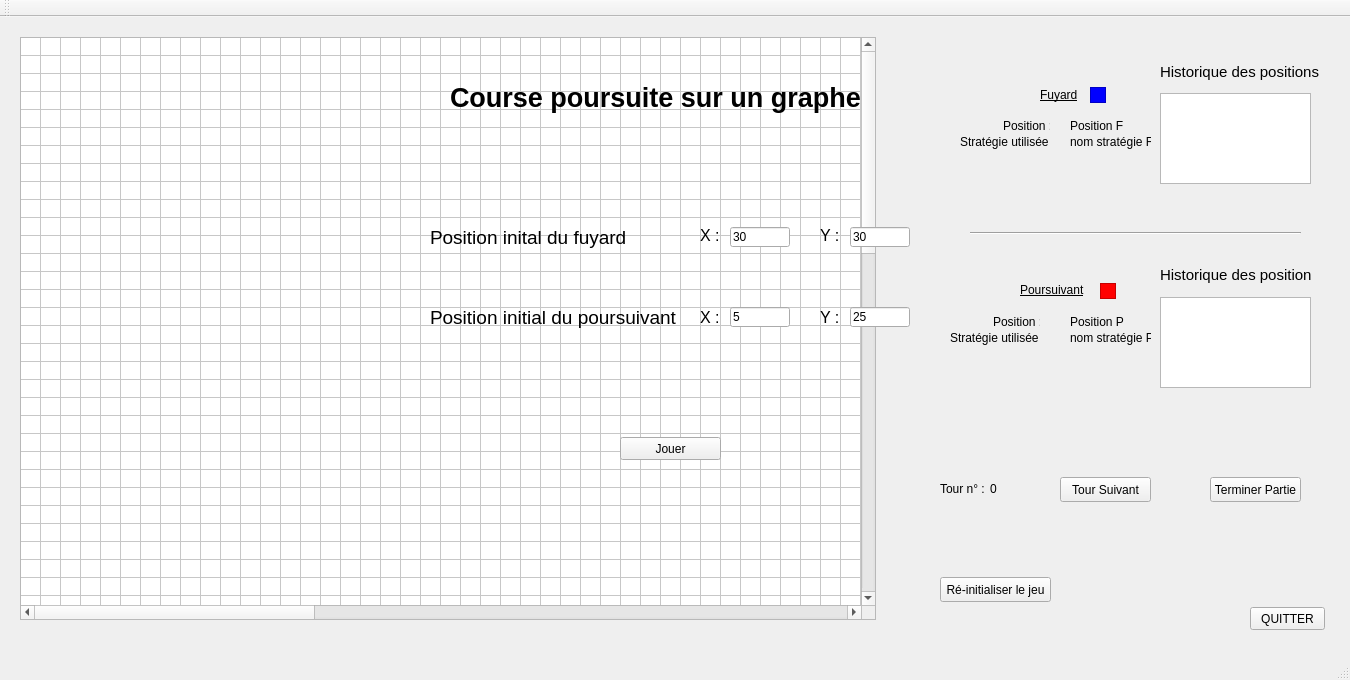
Before: the Qt Designer form mainwindow.ui in L3TZ/CoursePoursuite, drawn with Qt 5.
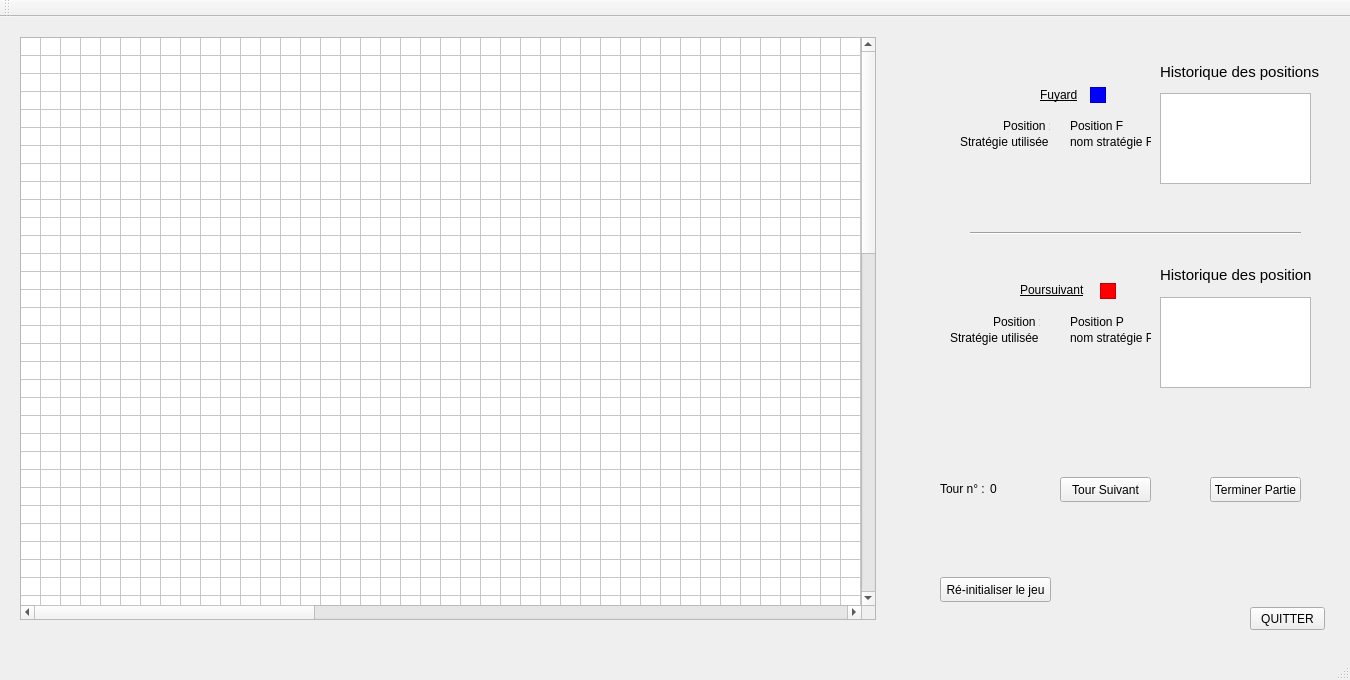
After: the same form once the commit is applied.

Commit message: Modification de l'affichage du menu, utilisation d'une fenetre modale

Patch:
```diff
--- a/mainwindow.ui
+++ b/mainwindow.ui
@@ -611,199 +611,6 @@
      <string>Ré-initialiser le jeu</string>
     </property>
    </widget>
-   <widget class="QLabel" name="coursePoursuite">
-    <property name="geometry">
-     <rect>
-      <x>450</x>
-      <y>20</y>
-      <width>461</width>
-      <height>121</height>
-     </rect>
-    </property>
-    <property name="font">
-     <font>
-      <pointsize>20</pointsize>
-      <weight>75</weight>
-      <bold>true</bold>
-     </font>
-    </property>
-    <property name="text">
-     <string>Course poursuite sur un graphe</string>
-    </property>
-   </widget>
-   <widget class="QPushButton" name="jouer">
-    <property name="geometry">
-     <rect>
-      <x>620</x>
-      <y>420</y>
-      <width>101</width>
-      <height>23</height>
-     </rect>
-    </property>
-    <property name="text">
-     <string>Jouer</string>
-    </property>
-   </widget>
-   <widget class="QLabel" name="labelInitP">
-    <property name="geometry">
-     <rect>
-      <x>430</x>
-      <y>290</y>
-      <width>251</width>
-      <height>21</height>
-     </rect>
-    </property>
-    <property name="font">
-     <font>
-      <pointsize>14</pointsize>
-     </font>
-    </property>
-    <property name="text">
-     <string>Position initial du poursuivant</string>
-    </property>
-   </widget>
-   <widget class="QLabel" name="labelInitF">
-    <property name="geometry">
-     <rect>
-      <x>430</x>
-      <y>210</y>
-      <width>261</width>
-      <height>21</height>
-     </rect>
-    </property>
-    <property name="font">
-     <font>
-      <pointsize>14</pointsize>
-     </font>
-    </property>
-    <property name="text">
-     <string>Position inital du fuyard </string>
-    </property>
-   </widget>
-   <widget class="QLineEdit" name="posInitXP">
-    <property name="geometry">
-     <rect>
-      <x>730</x>
-      <y>290</y>
-      <width>60</width>
-      <height>20</height>
-     </rect>
-    </property>
-    <property name="text">
-     <string>5</string>
-    </property>
-   </widget>
-   <widget class="QLineEdit" name="posInitYP">
-    <property name="geometry">
-     <rect>
-      <x>850</x>
-      <y>290</y>
-      <width>60</width>
-      <height>20</height>
-     </rect>
-    </property>
-    <property name="text">
-     <string>25</string>
-    </property>
-   </widget>
-   <widget class="QLineEdit" name="posInitXF">
-    <property name="geometry">
-     <rect>
-      <x>730</x>
-      <y>210</y>
-      <width>60</width>
-      <height>20</height>
-     </rect>
-    </property>
-    <property name="text">
-     <string>30</string>
-    </property>
-   </widget>
-   <widget class="QLineEdit" name="posInitYF">
-    <property name="geometry">
-     <rect>
-      <x>850</x>
-      <y>210</y>
-      <width>60</width>
-      <height>20</height>
-     </rect>
-    </property>
-    <property name="text">
-     <string>30</string>
-    </property>
-   </widget>
-   <widget class="QLabel" name="labelX">
-    <property name="geometry">
-     <rect>
-      <x>700</x>
-      <y>210</y>
-      <width>31</width>
-      <height>16</height>
-     </rect>
-    </property>
-    <property name="font">
-     <font>
-      <pointsize>12</pointsize>
-     </font>
-    </property>
-    <property name="text">
-     <string>X :</string>
-    </property>
-   </widget>
-   <widget class="QLabel" name="labelX_2">
-    <property name="geometry">
-     <rect>
-      <x>700</x>
-      <y>290</y>
-      <width>21</width>
-      <height>21</height>
-     </rect>
-    </property>
-    <property name="font">
-     <font>
-      <pointsize>12</pointsize>
-     </font>
-    </property>
-    <property name="text">
-     <string>X :</string>
-    </property>
-   </widget>
-   <widget class="QLabel" name="labelY">
-    <property name="geometry">
-     <rect>
-      <x>820</x>
-      <y>210</y>
-      <width>21</width>
-      <height>16</height>
-     </rect>
-    </property>
-    <property name="font">
-     <font>
-      <pointsize>12</pointsize>
-     </font>
-    </property>
-    <property name="text">
-     <string>Y :</string>
-    </property>
-   </widget>
-   <widget class="QLabel" name="labelY_2">
-    <property name="geometry">
-     <rect>
-      <x>820</x>
-      <y>290</y>
-      <width>21</width>
-      <height>21</height>
-     </rect>
-    </property>
-    <property name="font">
-     <font>
-      <pointsize>12</pointsize>
-     </font>
-    </property>
-    <property name="text">
-     <string>Y :</string>
-    </property>
-   </widget>
   </widget>
   <widget class="QMenuBar" name="menuBar">
    <property name="geometry">
```
The commit also changes 6 other files.
